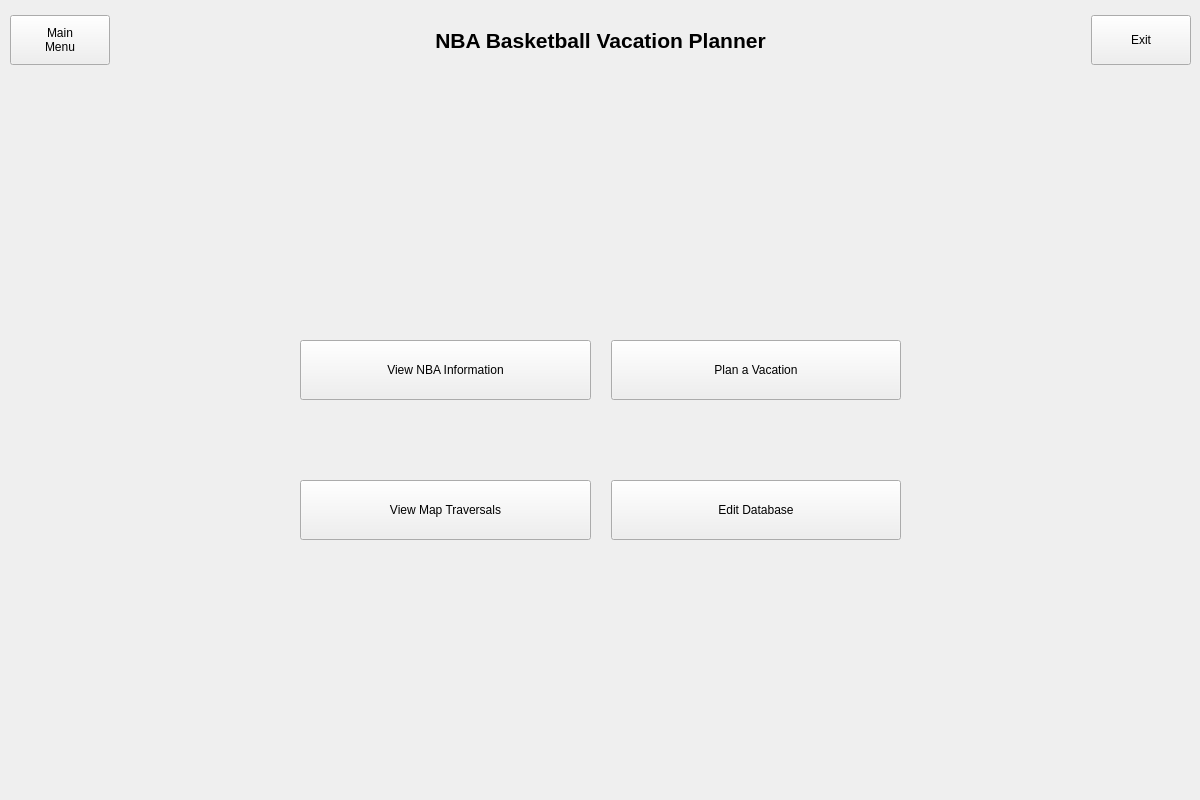
Old version of the form QT Project/mainwindow.ui in the repository AaronGeesink/CS1D-Basketball-Project.
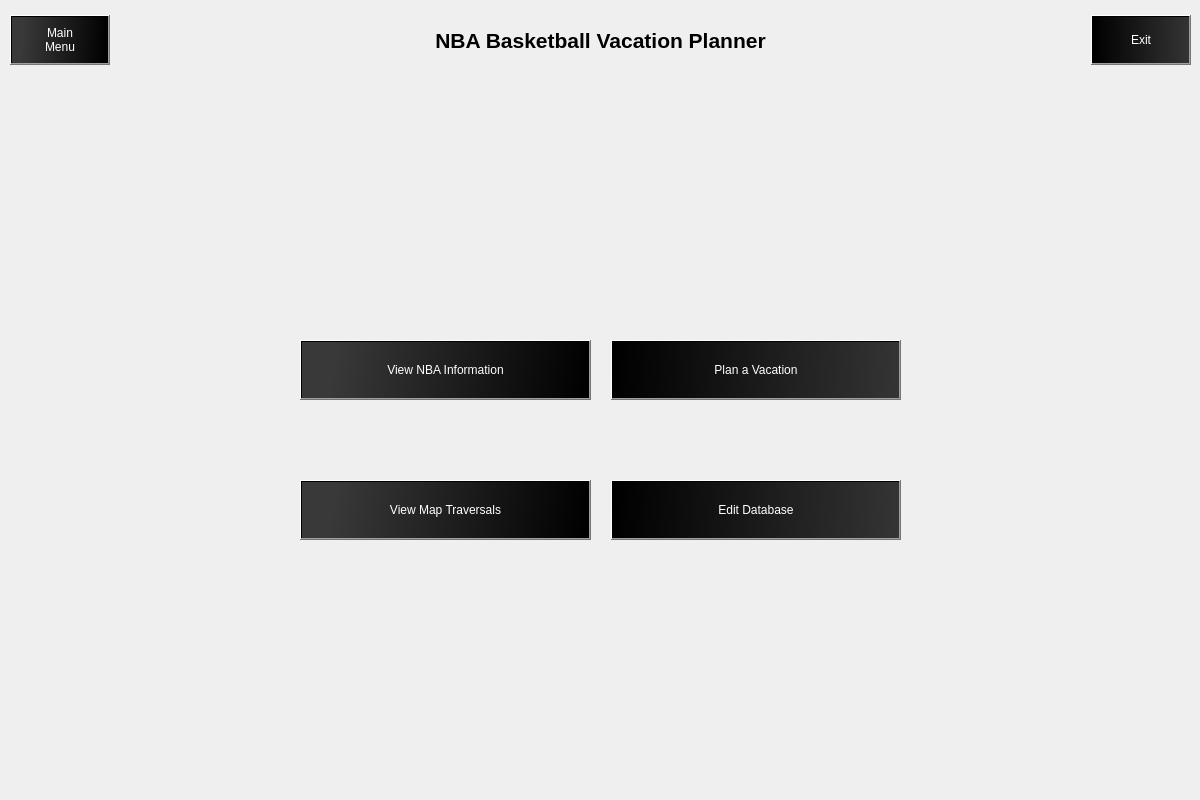
New version of the form.

Diff of the .ui file:
```diff
--- a/QT Project/mainwindow.ui
+++ b/QT Project/mainwindow.ui
@@ -56,6 +56,10 @@
           <height>60</height>
          </size>
         </property>
+        <property name="styleSheet">
+         <string notr="true">color: rgb(255, 255, 255);
+background-color: qlineargradient(spread:pad, x1:1, y1:0.523, x2:0, y2:0.494, stop:0 rgba(0, 0, 0, 255), stop:0.897727 rgba(57, 57, 57, 255))</string>
+        </property>
         <property name="text">
          <string>View Map Traversals</string>
         </property>
@@ -104,6 +108,10 @@
           <height>60</height>
          </size>
         </property>
+        <property name="styleSheet">
+         <string notr="true">color: rgb(255, 255, 255);
+background-color:qlineargradient(spread:pad, x1:0, y1:0.506, x2:1, y2:0.511045, stop:0 rgba(0, 0, 0, 255), stop:1 rgba(52, 52, 52, 255))</string>
+        </property>
         <property name="text">
          <string>Edit Database</string>
         </property>
@@ -123,6 +131,10 @@
           <height>60</height>
          </size>
         </property>
+        <property name="styleSheet">
+         <string notr="true">color: rgb(255, 255, 255);
+background-color:qlineargradient(spread:pad, x1:0, y1:0.506, x2:1, y2:0.511045, stop:0 rgba(0, 0, 0, 255), stop:1 rgba(52, 52, 52, 255))</string>
+        </property>
         <property name="text">
          <string>Plan a Vacation</string>
         </property>
@@ -152,6 +164,10 @@
           <height>60</height>
          </size>
         </property>
+        <property name="styleSheet">
+         <string notr="true">color: rgb(255, 255, 255);
+background-color: qlineargradient(spread:pad, x1:1, y1:0.523, x2:0, y2:0.494, stop:0 rgba(0, 0, 0, 255), stop:0.897727 rgba(57, 57, 57, 255))</string>
+        </property>
         <property name="text">
          <string>View NBA Information</string>
         </property>
@@ -201,6 +217,10 @@
         <height>50</height>
        </size>
       </property>
+      <property name="styleSheet">
+       <string notr="true">color: rgb(255, 255, 255);
+background-color: qlineargradient(spread:pad, x1:1, y1:0.523, x2:0, y2:0.494, stop:0 rgba(0, 0, 0, 255), stop:0.897727 rgba(57, 57, 57, 255))</string>
+      </property>
       <property name="text">
        <string>Main
 Menu</string>
@@ -263,6 +283,10 @@
         <height>50</height>
        </size>
       </property>
+      <property name="styleSheet">
+       <string notr="true">color: rgb(255, 255, 255);
+background-color:qlineargradient(spread:pad, x1:0, y1:0.506, x2:1, y2:0.511045, stop:0 rgba(0, 0, 0, 255), stop:1 rgba(52, 52, 52, 255))</string>
+      </property>
       <property name="text">
        <string>Exit</string>
       </property>
```
